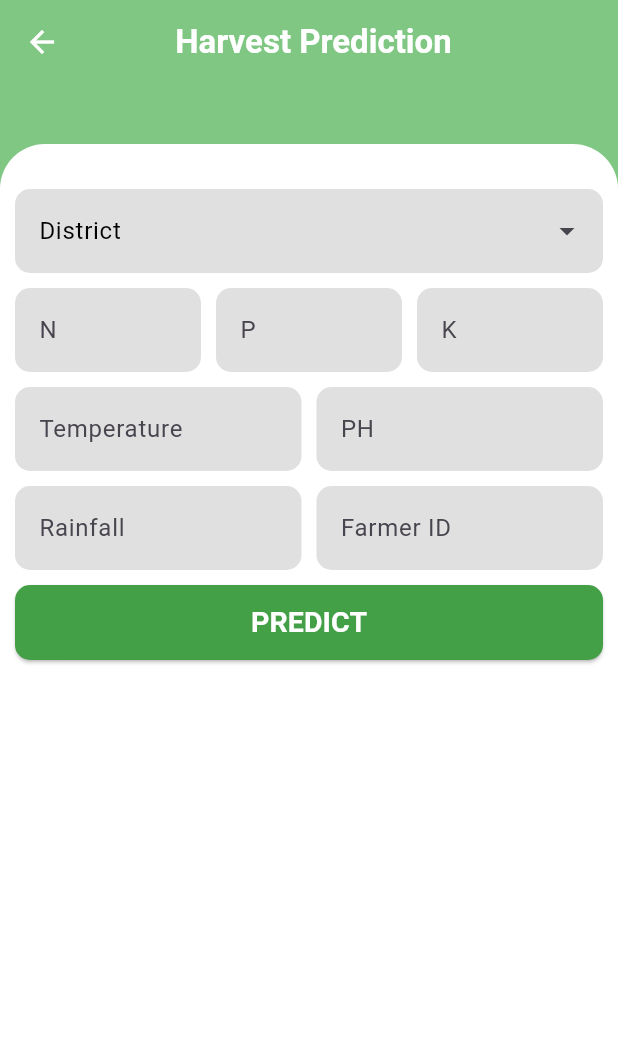
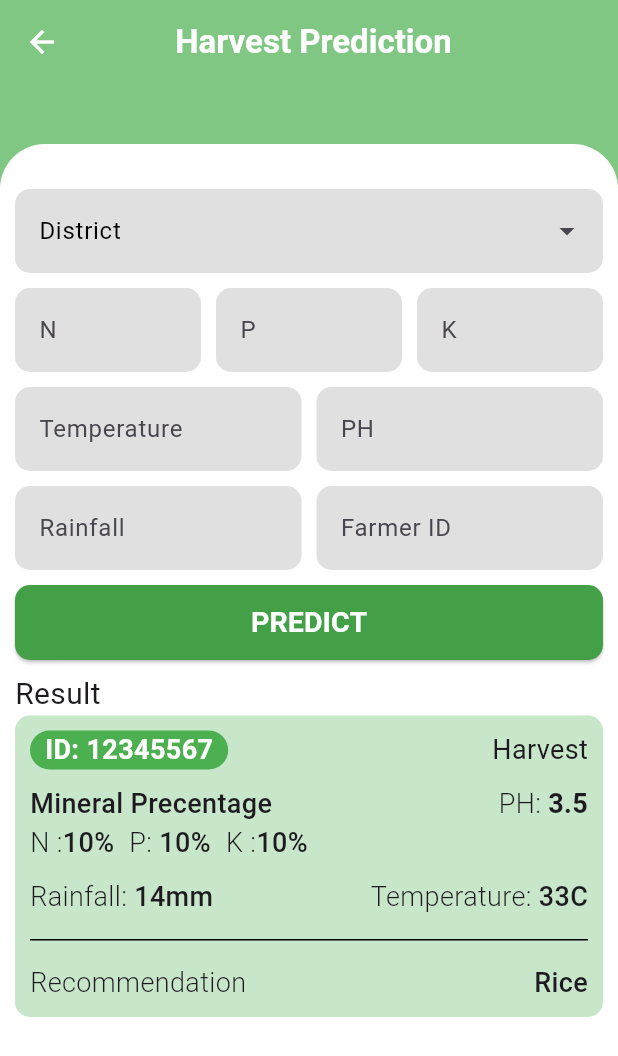
Before and after one commit to AchinthaPrabash3/Harvest_Prediction, a Flutter app: the HarvestPrediction screen opened directly, on a phone screen of 412 x 824 dp. Shown: the top 1056 px of the screen. Run offline on Flutter 3.47's test engine with Material 3 defaults, Android fonts, the phone set to English and light mode, and no system bars; drawn by our look-alikes of dropdown_search; our stand-ins replace cloud_firestore, firebase_auth, firebase_core, flutter_carousel_widget, google_fonts; accounts and stored records are empty.

Commit message:
added the Harvest Card

```diff
--- /dev/null
+++ b/lib/pages/harvestCard.dart
@@ -0,0 +1,195 @@
+// ignore_for_file: prefer_const_constructors, avoid_unnecessary_containers, prefer_const_literals_to_create_immutables
+
+import 'package:flutter/material.dart';
+
+class HarvestCard extends StatefulWidget {
+  const HarvestCard({super.key});
+
+  @override
+  State<HarvestCard> createState() => _HarvestCardState();
+}
+
+class _HarvestCardState extends State<HarvestCard> {
+  @override
+  Widget build(BuildContext context) {
+    return Container(
+      width: MediaQuery.of(context).size.width,
+      decoration: BoxDecoration(
+          color: Colors.green.shade100,
+          borderRadius: BorderRadius.circular(10)),
+      child: Padding(
+        padding: const EdgeInsets.all(10.0),
+        child: Column(children: [
+          Row(
+            mainAxisAlignment: MainAxisAlignment.spaceBetween,
+            crossAxisAlignment: CrossAxisAlignment.center,
+            children: [
+              Container(
+                decoration: BoxDecoration(
+                    color: Colors.green,
+                    borderRadius: BorderRadius.circular(999)),
+                child: Padding(
+                  padding: const EdgeInsets.symmetric(horizontal: 10.0),
+                  child: Text(
+                    // ID input
+                    'ID: 12345567',
+                    style: TextStyle(
+                        fontSize: 18,
+                        color: Colors.white,
+                        fontWeight: FontWeight.bold),
+                  ),
+                ),
+              ),
+              Text(
+                'Harvest',
+                style: TextStyle(fontSize: 18),
+              ),
+            ],
+          ),
+          Padding(
+            padding: const EdgeInsets.only(top: 10.0),
+            child: Row(
+              crossAxisAlignment: CrossAxisAlignment.start,
+              mainAxisAlignment: MainAxisAlignment.spaceBetween,
+              children: [
+                Column(
+                  crossAxisAlignment: CrossAxisAlignment.start,
+                  children: [
+                    Text(
+                      'Mineral Precentage',
+                      style:
+                          TextStyle(fontSize: 18, fontWeight: FontWeight.w500),
+                    ),
+                    Row(
+                      children: [
+                        Row(
+                          children: [
+                            Text(
+                              'N :',
+                              style: TextStyle(
+                                  fontSize: 18, fontWeight: FontWeight.w300),
+                            ),
+                            Text(
+                              '10%',
+                              style: TextStyle(
+                                  fontSize: 18, fontWeight: FontWeight.w500),
+                            )
+                          ],
+                        ),
+                        SizedBox(
+                          width: 10,
+                        ),
+                        Row(
+                          children: [
+                            Text(
+                              'P: ',
+                              style: TextStyle(
+                                  fontSize: 18, fontWeight: FontWeight.w300),
+                            ),
+                            Text(
+                              '10%',
+                              style: TextStyle(
+                                  fontSize: 18, fontWeight: FontWeight.w500),
+                            )
+                          ],
+                        ),
+                        SizedBox(
+                          width: 10,
+                        ),
+                        Row(
+                          children: [
+                            Text(
+                              'K :',
+                              style: TextStyle(
+                                  fontSize: 18, fontWeight: FontWeight.w300),
+                            ),
+                            Text(
+                              '10%',
+                              style: TextStyle(
+                                  fontSize: 18, fontWeight: FontWeight.w500),
+                            )
+                          ],
+                        )
+                      ],
+                    )
+                  ],
+                ),
+                Row(
+                  children: [
+                    Text(
+                      'PH: ',
+                      style:
+                          TextStyle(fontSize: 18, fontWeight: FontWeight.w300),
+                    ),
+                    Text(
+                      '3.5',
+                      style:
+                          TextStyle(fontSize: 18, fontWeight: FontWeight.bold),
+                    )
+                  ],
+                )
+              ],
+            ),
+          ),
+          Padding(
+            padding: const EdgeInsets.only(top: 10.0),
+            child: Row(
+              mainAxisAlignment: MainAxisAlignment.spaceBetween,
+              children: [
+                Row(
+                  children: [
+                    Text(
+                      'Rainfall: ',
+                      style:
+                          TextStyle(fontSize: 18, fontWeight: FontWeight.w300),
+                    ),
+                    Text(
+                      '14mm',
+                      style:
+                          TextStyle(fontSize: 18, fontWeight: FontWeight.w500),
+                    ),
+                  ],
+                ),
+                Row(
+                  children: [
+                    Text(
+                      "Temperature: ",
+                      style:
+                          TextStyle(fontSize: 18, fontWeight: FontWeight.w300),
+                    ),
+                    Text(
+                      "33C",
+                      style:
+                          TextStyle(fontSize: 18, fontWeight: FontWeight.w500),
+                    ),
+                  ],
+                )
+              ],
+            ),
+          ),
+          Padding(
+            padding: const EdgeInsets.symmetric(vertical: 15.0),
+            child: Container(
+              width: MediaQuery.of(context).size.width,
+              height: 1,
+              decoration: BoxDecoration(color: Colors.black),
+            ),
+          ),
+          Row(
+            mainAxisAlignment: MainAxisAlignment.spaceBetween,
+            children: [
+              Text(
+                'Recommendation',
+                style: TextStyle(fontSize: 18, fontWeight: FontWeight.w300),
+              ),
+              Text(
+                'Rice',
+                style: TextStyle(fontSize: 18, fontWeight: FontWeight.w500),
+              )
+            ],
+          )
+        ]),
+      ),
+    );
+  }
+}
--- a/lib/pages/harvestpage.dart
+++ b/lib/pages/harvestpage.dart
@@ -1,7 +1,8 @@
-// ignore_for_file: prefer_const_constructors
+// ignore_for_file: prefer_const_constructors, prefer_const_literals_to_create_immutables
 
 import 'package:dropdown_search/dropdown_search.dart';
 import 'package:flutter/material.dart';
+import 'package:harvestapp/pages/harvestCard.dart';
 
 class HarvestPrediction extends StatefulWidget {
   const HarvestPrediction({super.key});
@@ -216,6 +217,26 @@ class _HarvestPredictionState extends State<HarvestPrediction> {
                   ),
                 ),
               ),
+              Column(
+                crossAxisAlignment: CrossAxisAlignment.start,
+                children: [
+                  Padding(
+                    padding: const EdgeInsets.only(top: 8.0),
+                    child: SizedBox(
+                        width: MediaQuery.of(context).size.width,
+                        child: Text(
+                          'Result',
+                          style: TextStyle(fontSize: 20),
+                        )),
+                  ),
+                  SizedBox(
+                    height: 350,
+                    child: SingleChildScrollView(
+                      child: Column(children: [HarvestCard()]),
+                    ),
+                  )
+                ],
+              )
             ],
           ),
         ),
--- a/lib/pages/yieldCard.dart
+++ b/lib/pages/yieldCard.dart
@@ -35,6 +35,7 @@ class _YieldCardState extends State<YieldCard> {
                       child: Padding(
                         padding: const EdgeInsets.symmetric(horizontal: 10.0),
                         child: Text(
+                          //text input
                           'ID: SP122334',
                           style: TextStyle(
                               fontSize: 16,
@@ -69,6 +70,7 @@ class _YieldCardState extends State<YieldCard> {
                             Padding(
                               padding: const EdgeInsets.only(left: 5.0),
                               child: Text(
+                                //textfield input
                                 'Matara',
                                 style: TextStyle(
                                     fontSize: 18, fontWeight: FontWeight.w500),
@@ -86,6 +88,7 @@ class _YieldCardState extends State<YieldCard> {
                             Padding(
                               padding: const EdgeInsets.only(left: 5.0),
                               child: Text(
+                                //text field input
                                 'Rice',
                                 style: TextStyle(
                                     fontSize: 18, fontWeight: FontWeight.w500),
@@ -103,6 +106,7 @@ class _YieldCardState extends State<YieldCard> {
                         Padding(
                           padding: const EdgeInsets.only(left: 5.0),
                           child: Text(
+                            //textfiled input
                             '2 Acres',
                             style: TextStyle(
                                 fontSize: 18, fontWeight: FontWeight.w500),
@@ -129,6 +133,7 @@ class _YieldCardState extends State<YieldCard> {
                     style: TextStyle(fontSize: 18, fontWeight: FontWeight.w300),
                   ),
                   Text(
+                    // add the API result
                     '3 Tons',
                     style: TextStyle(fontSize: 18, fontWeight: FontWeight.w500),
                   )
```
